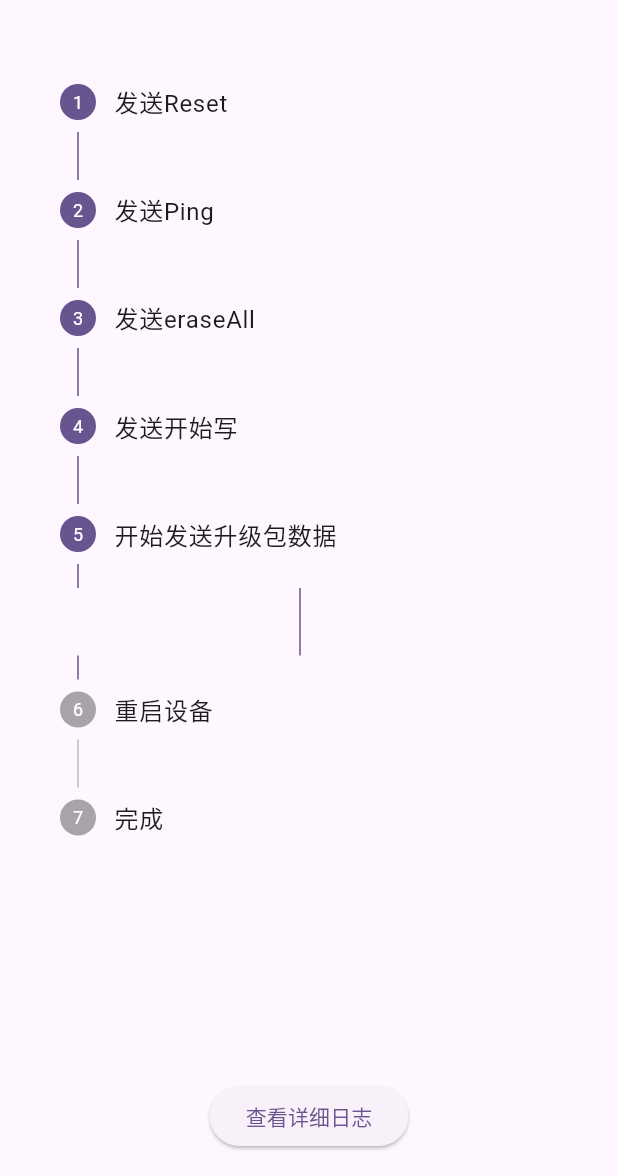
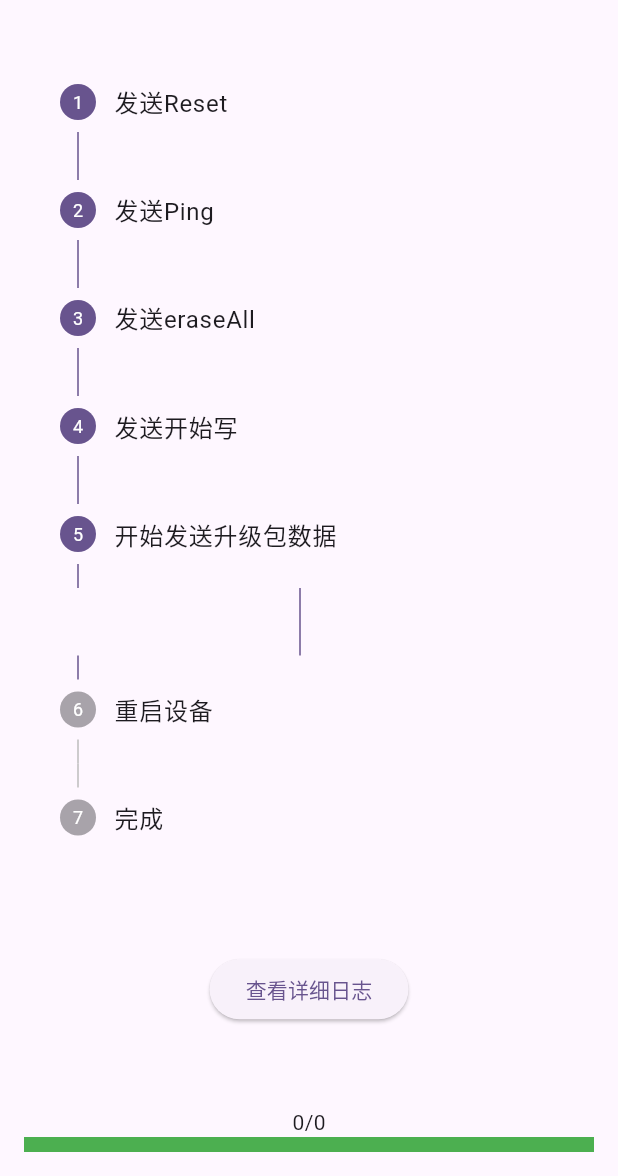
Before and after one commit to TengTeNJ/ota, a Flutter app: the UpdateProgress screen opened directly, after a tap on an icon or button, on a phone screen of 412 x 824 dp, the part 60-1236 px from its top. Run offline on Flutter 3.47's test engine with Material 3 defaults, Android fonts, the phone set to English and light mode, and no system bars; our stand-ins replace event_bus, permission_handler; missing offline and left inert: flutter_reactive_ble.

Commit message:
增加发送数据进度条

```diff
--- a/lib/constants.dart
+++ b/lib/constants.dart
@@ -27,3 +27,5 @@ const kBLEConneted = 'connected';
 const kBLElog = 'log_show';
 
 const kFindNewDevice = 'find_new_ble_device';
+
+const kHasSendData = 'has_send_data';
--- a/lib/controllers/update_progress.dart
+++ b/lib/controllers/update_progress.dart
@@ -8,6 +8,7 @@ import '../constants.dart';
 import '../utils/comm_statu_manager.dart';
 import '../utils/event_manager.dart';
 import '../utils/ota_data.dart';
+
 class UpdateProgress extends StatefulWidget {
   const UpdateProgress({super.key});
 
@@ -18,6 +19,7 @@ class UpdateProgress extends StatefulWidget {
 class _UpdateProgressState extends State<UpdateProgress> {
   int _currentStep = 0;
   final int _totalSteps = 7;
+
   // 模拟升级步骤
   final List<String> _steps = [
     '发送Reset',
@@ -38,6 +40,7 @@ class _UpdateProgressState extends State<UpdateProgress> {
     CommProgress.reset,
     CommProgress.finished,
   ];
+
   // 模拟每一步的完成状态
   final List<bool> _stepStates = [
     false,
@@ -48,11 +51,12 @@ class _UpdateProgressState extends State<UpdateProgress> {
     false,
     false
   ];
+
   @override
   void initState() {
     // TODO: implement initState
     super.initState();
-   Future.delayed(Duration(milliseconds: 500),(){
+    Future.delayed(Duration(milliseconds: 500), () {
       begainUpdate();
     });
     EventBus eventBus = EventBusManager().eventBus;
@@ -60,27 +64,31 @@ class _UpdateProgressState extends State<UpdateProgress> {
       setState(() {
         if (event.data == kOTAProgress) {
           // 更新升级进度
-          int _progress =  progressDatas.indexOf(CommStatusManager().progress);
+          int _progress = progressDatas.indexOf(CommStatusManager().progress);
           print('_progress=${_progress}');
           setState(() {
             _currentStep = _progress;
           });
-        }else if(event.data == kOTATextProgress){
-          print('CommStatusManager().otaStrings=${CommStatusManager().otaStrings}');
+        } else if (event.data == kOTATextProgress) {
+          print(
+              'CommStatusManager().otaStrings=${CommStatusManager().otaStrings}');
           // setState(() {
           //
           // });
+        }else if(event.data == kHasSendData){
+
         }
       });
     });
   }
 
   /*开始升级*/
-  begainUpdate(){
+  begainUpdate() {
     CommStatusManager().progress = CommProgress.idle;
     CommStatusManager().writerData(systemResetData());
     CommStatusManager().otaStrings[0] = '已发送Reset';
   }
+
   @override
   Widget build(BuildContext context) {
     return Scaffold(
@@ -96,7 +104,7 @@ class _UpdateProgressState extends State<UpdateProgress> {
           mainAxisAlignment: MainAxisAlignment.spaceBetween,
           children: [
             Stepper(
-            controlsBuilder: (BuildContext context, ControlsDetails details){
+              controlsBuilder: (BuildContext context, ControlsDetails details) {
                 return SizedBox();
               },
               type: StepperType.vertical,
@@ -118,17 +126,32 @@ class _UpdateProgressState extends State<UpdateProgress> {
                 );
               }).toList(),
             ),
-          ElevatedButton(onPressed: (){
+            ElevatedButton(
+                onPressed: () {
                   Navigator.push(
                     context,
                     MaterialPageRoute(builder: (context) => LogShow()), // 目标页面
                   );
-          }, child: Text('查看详细日志'))
+                },
+                child: Text('查看详细日志')),
+            if (_currentStep == 4)
+              Column(
+                children: [
+                  Text('${CommStatusManager().hasSendDataLength}/${CommStatusManager().totalDataLength}'),
+                  LinearProgressIndicator(
+                    value: CommStatusManager().hasSendDataLength/CommStatusManager().totalDataLength,
+                    minHeight: 10,
+                    backgroundColor: Colors.grey[300],
+                    valueColor: AlwaysStoppedAnimation<Color>(Colors.green),
+                  )
+                ],
+              )
           ],
         ),
       ),
     );
   }
+
   @override
   void dispose() {
     // TODO: implement dispose
--- a/lib/utils/comm_statu_manager.dart
+++ b/lib/utils/comm_statu_manager.dart
@@ -55,6 +55,9 @@ class CommStatusManager {
   BLEModel? currentConnectedDevice;
   FlutterReactiveBle ble = FlutterReactiveBle();
   Stream<DiscoveredDevice>? _scanStream;
+
+  int totalDataLength = 0;
+  int hasSendDataLength = 0;
 
   // 当前状态
   CommProgress _progress = CommProgress.ready;
@@ -256,6 +259,8 @@ class CommStatusManager {
     // List<int> chunks = [];
     int chunkSize = 128;
 
+    totalDataLength = this.binData.length; // 总数据长度
+
     for (int i = 0; i < this.binData.length; i += chunkSize) {
       int end = i + chunkSize;
       if (end > this.binData.length) {
--- a/lib/utils/ota_service_data.dart
+++ b/lib/utils/ota_service_data.dart
@@ -486,6 +486,7 @@ class OTAServiceDataParse {
 
 
         Future.delayed(Duration(milliseconds: 100), () {
+          CommStatusManager().hasSendDataLength = 0; // 重置
           CommStatusManager().writerData(resetData());
           _dataIndex = 0;
         });
```
Also changed, not shown: lib/utils/ota_data.dart (+8 -0 lines). Lines whose indentation alone changed are shown as unchanged.
